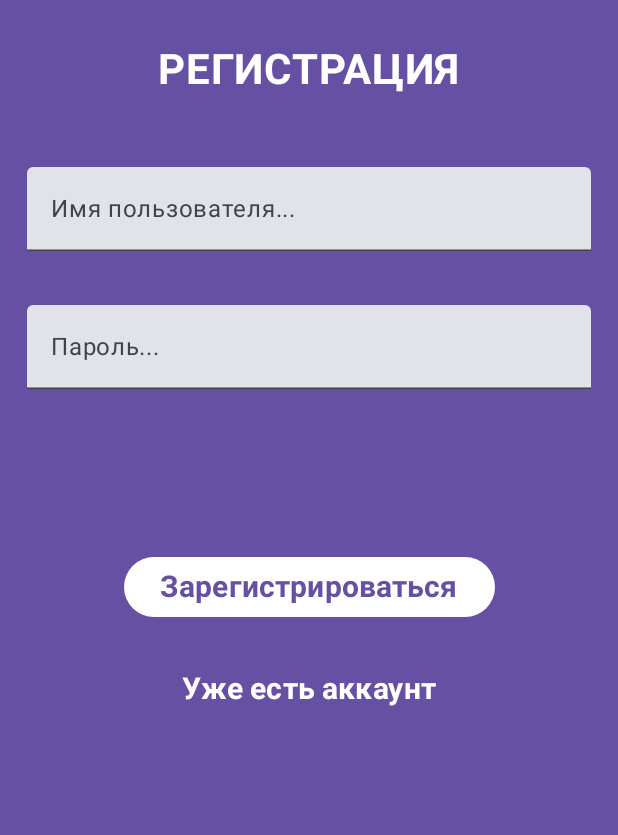
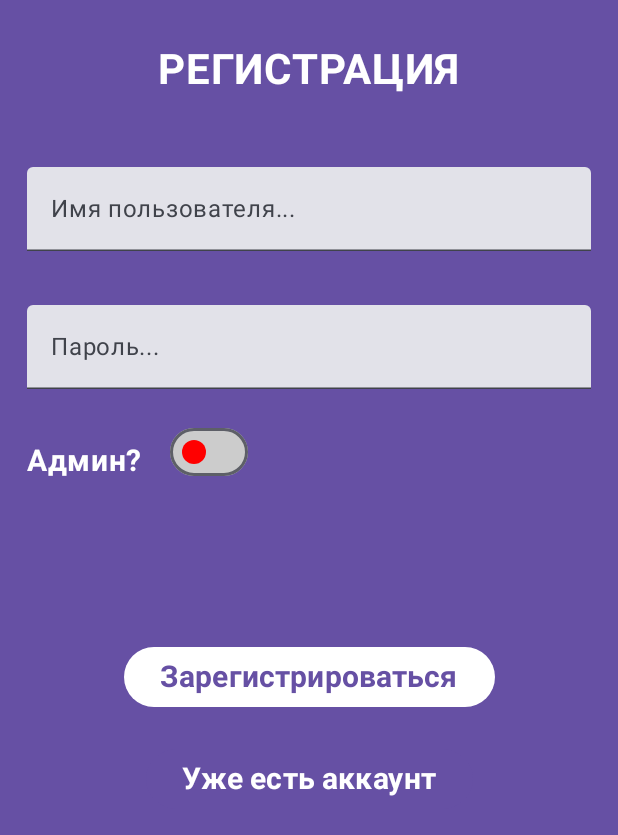
Before and after one commit to Lukanind/MyFinance, an Android app built with Jetpack Compose: the screen it shows after launch (MainActivity), on a phone screen of 412 x 824 dp. Shown: the top 835 px of the screen. Run offline under Robolectric (Android 15) with nearby library versions, the phone set to English and light mode, and no system bars; our stand-ins replace Room's generated code.

Commit message:
Изменение роли пользователя и функционала, в зависимости от роли Добавление иконок

```diff
--- a/app/src/main/java/com/example/myfinance/ui/screens/Registration_Screen.kt
+++ b/app/src/main/java/com/example/myfinance/ui/screens/Registration_Screen.kt
@@ -3,13 +3,17 @@ package com.example.myfinance.ui.screens
 import android.util.Log
 import android.widget.Toast
 import androidx.compose.foundation.background
+import androidx.compose.foundation.layout.Arrangement
 import androidx.compose.foundation.layout.Column
+import androidx.compose.foundation.layout.Row
 import androidx.compose.foundation.layout.Spacer
 import androidx.compose.foundation.layout.fillMaxSize
 import androidx.compose.foundation.layout.fillMaxWidth
 import androidx.compose.foundation.layout.padding
 import androidx.compose.material3.Button
 import androidx.compose.material3.ButtonDefaults
+import androidx.compose.material3.Switch
+import androidx.compose.material3.SwitchDefaults
 import androidx.compose.material3.Text
 import androidx.compose.material3.TextField
 import androidx.compose.runtime.Composable
@@ -41,6 +45,7 @@ fun RegistrationScreen(
     var registrationSuccess by remember { mutableStateOf<Boolean?>(null) }
 
     val context = LocalContext.current
+    var isAdmin by remember { mutableStateOf(false) }
 
     Column(
         modifier = Modifier
@@ -75,6 +80,30 @@ fun RegistrationScreen(
                 .fillMaxWidth(),
             singleLine = true
         )
+        Row(
+            horizontalArrangement = Arrangement.Center
+        ) {
+            Text(
+                "Админ?",
+                fontSize = 20.sp,
+                fontWeight = FontWeight.Bold,
+                color = Color.White,
+                modifier = Modifier
+                    .padding(18.dp)
+            )
+            Switch(
+                checked = isAdmin,
+                onCheckedChange = {
+                    isAdmin = it
+                },
+                colors = SwitchDefaults.colors(
+                    checkedThumbColor = Color.Green,
+                    uncheckedThumbColor = Color.Red,
+                    checkedTrackColor = Color.White,
+                    uncheckedTrackColor = Color.LightGray
+                )
+            )
+        }
         Spacer(modifier = Modifier.padding(40.dp))
         Button(
             onClick = {
@@ -82,8 +111,14 @@ fun RegistrationScreen(
                     Toast.makeText(context, "Ошибка! Заполните поля!", Toast.LENGTH_SHORT).show()
                 } else {
                     try {
-                        viewModel.registerUser(userName, password) { success ->
-                            registrationSuccess = success
+                        if (isAdmin){
+                            viewModel.registerUser(userName, password, "admin") { success ->
+                                registrationSuccess = success
+                            }
+                        } else {
+                            viewModel.registerUser(userName, password) { success ->
+                                registrationSuccess = success
+                            }
                         }
                         if (registrationSuccess == true){
                             onRegisterSuccess()
--- a/app/src/main/java/com/example/myfinance/viewmodels/AuthViewModel.kt
+++ b/app/src/main/java/com/example/myfinance/viewmodels/AuthViewModel.kt
@@ -8,4 +8,5 @@ import androidx.lifecycle.ViewModel
 class AuthViewModel : ViewModel() {
     var isAuthenticated by mutableStateOf(false)
     var isAdmin by mutableStateOf(false)
+    var userName by mutableStateOf("")
 }
```
Also changed, not shown: app/src/main/java/com/example/myfinance/MyNavigation.kt (+28 -12 lines), app/src/main/java/com/example/myfinance/ui/screens/Login_Screen.kt (+9 -2 lines).
